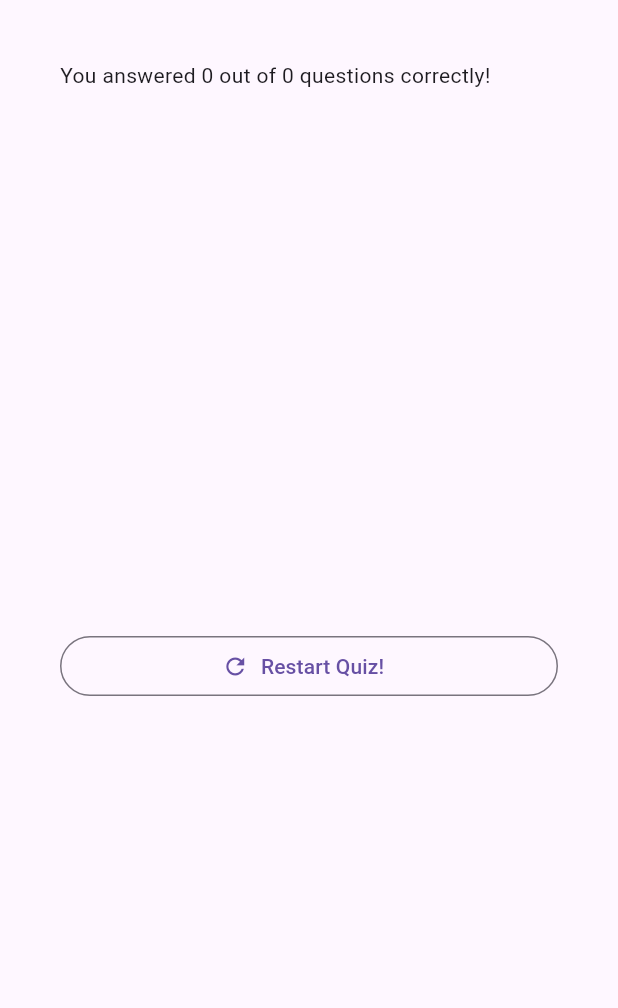
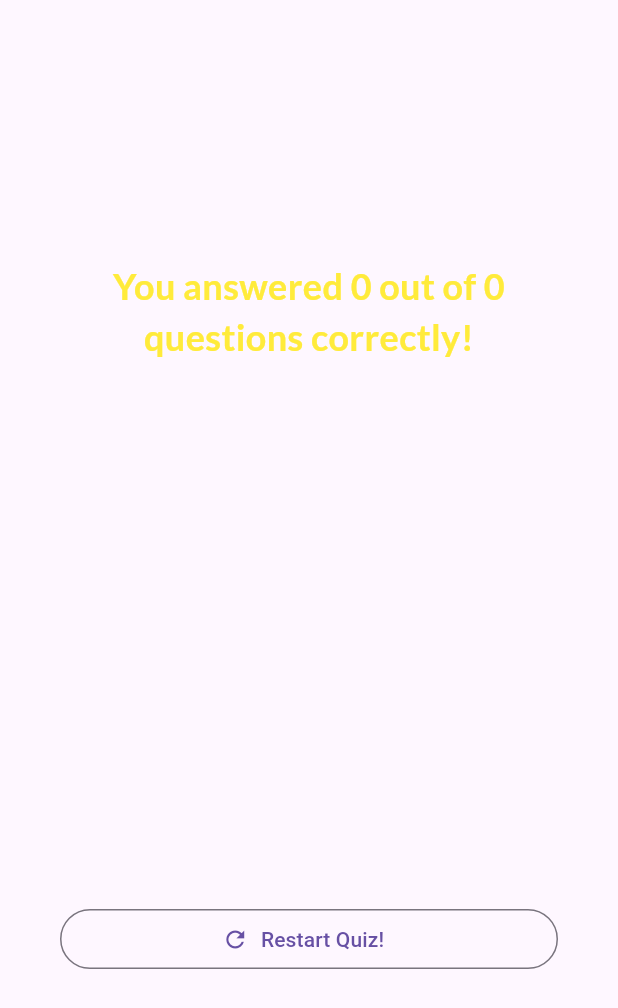
Before and after one commit to SomeshKumarN/flutter_projects, a Flutter app: the ResultsScreen widget shown alone on an empty page, opened directly with empty values, on a phone screen of 412 x 824 dp. Shown: the top 1008 px of the screen. Run offline on Flutter 3.47's test engine with Material 3 defaults, Android fonts, the phone set to English and light mode, and no system bars; our stand-ins replace google_fonts.

Commit message:
added decoration for results screen

```diff
--- a/quiz_app/lib/results_screen.dart
+++ b/quiz_app/lib/results_screen.dart
@@ -1,4 +1,5 @@
 import 'package:flutter/material.dart';
+import 'package:google_fonts/google_fonts.dart';
 import 'package:quiz_app/data/questions.dart';
 import 'package:quiz_app/result_text.dart';
 
@@ -32,7 +33,8 @@ class ResultsScreen extends StatelessWidget {
       return (element['correct_answer'] == element['user_answer']);
     }).length;
 
-    return SizedBox(
+    return Center(
+      child: SizedBox(
         width: double.infinity,
         child: Container(
           margin: EdgeInsets.all(40),
@@ -40,9 +42,16 @@ class ResultsScreen extends StatelessWidget {
             child: Column(
               mainAxisAlignment: MainAxisAlignment.center,
               crossAxisAlignment: CrossAxisAlignment.stretch,
+              mainAxisSize: MainAxisSize.max,
               children: [
                 Text(
-                  'You answered $numOfCorrectAnswer out of $numOfTotalQuestion questions correctly!'),
+                    'You answered $numOfCorrectAnswer out of $numOfTotalQuestion questions correctly!',
+                    textAlign: TextAlign.center,
+                    style: GoogleFonts.lato(
+                      color: Colors.yellow,
+                      fontSize: 24,
+                      fontWeight: FontWeight.bold,
+                    )),
                 SizedBox(height: 30),
                 ResultText(quizResults: summaryData),
                 SizedBox(height: 30),
@@ -55,6 +64,7 @@ class ResultsScreen extends StatelessWidget {
             ),
           ),
         ),
+      ),
     );
   }
 }
```
Also changed, not shown: quiz_app/lib/result_text.dart (+41 -4 lines). Lines whose indentation alone changed are shown as unchanged.
